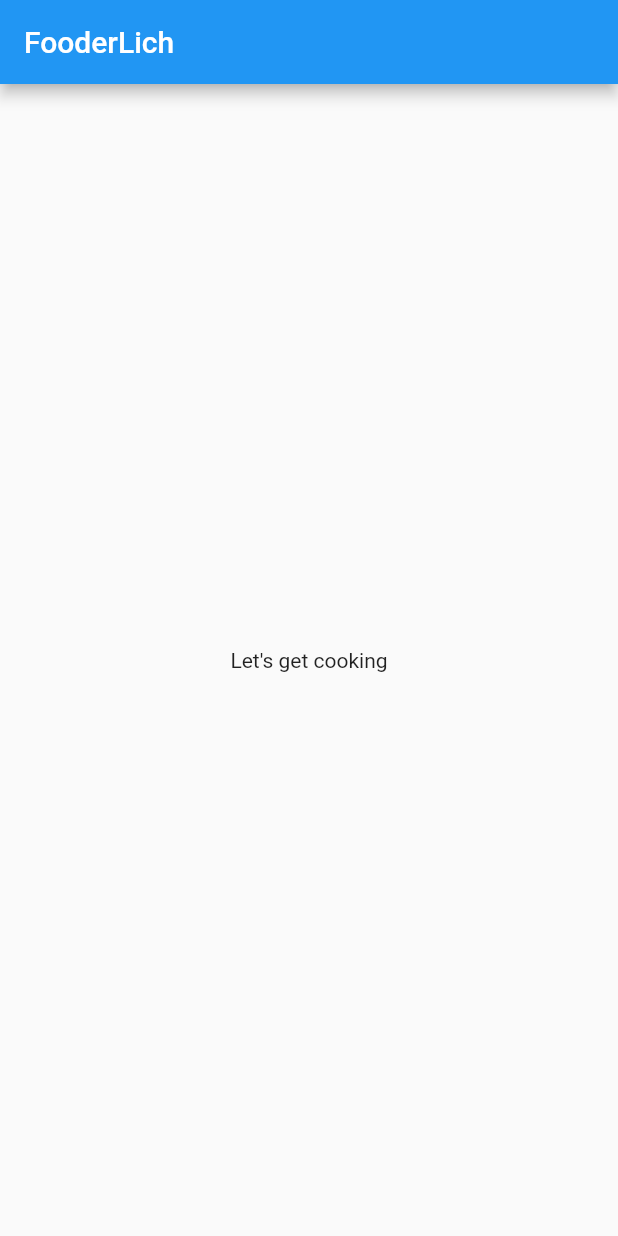
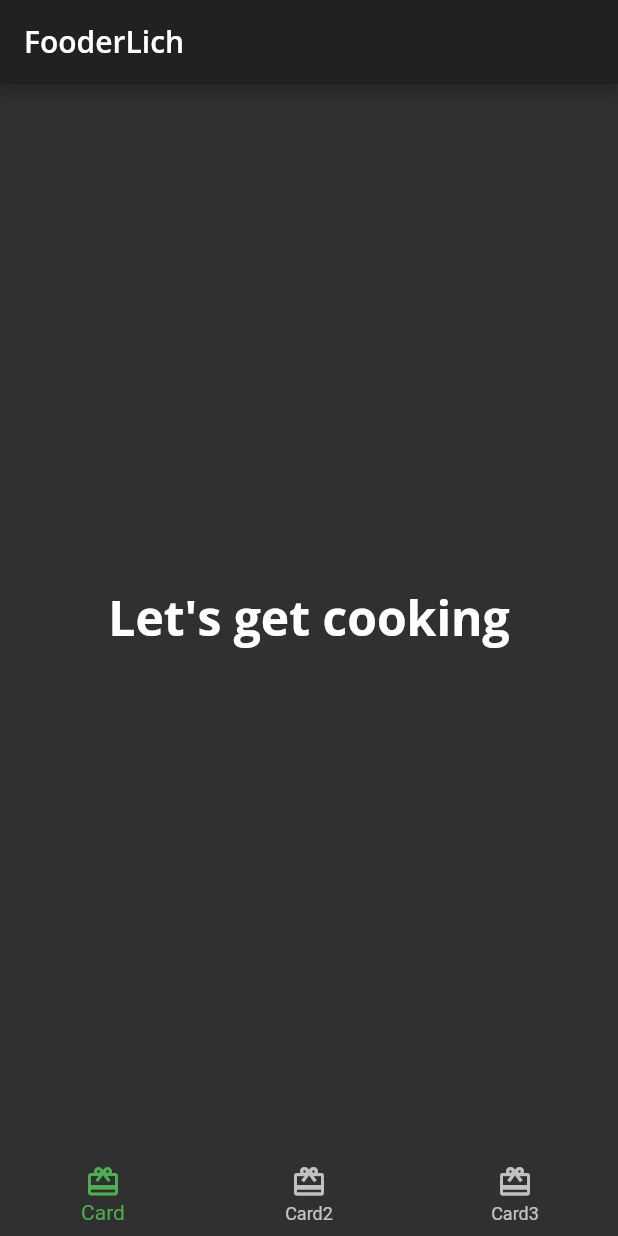
Before and after one commit to jognagram/fooderApp, a Flutter app: the screen it shows after launch, on a phone screen of 412 x 824 dp. Run offline on Flutter 3.47's test engine with Material 2 defaults, Android fonts, the phone set to English and light mode, and no system bars; our stand-ins replace google_fonts.

Commit message:
Second-commit

```diff
--- /dev/null
+++ b/lib/fooderlich_theme.dart
@@ -0,0 +1,101 @@
+import 'package:flutter/material.dart';
+import 'package:google_fonts/google_fonts.dart';
+
+class FooderLichTheme{
+  static TextTheme lightTextTheme = TextTheme(
+    bodyText1: GoogleFonts.openSans(
+      fontSize: 14.0,
+      fontWeight: FontWeight.w700,
+      color: Colors.black,
+    ),
+    headline1: GoogleFonts.openSans(
+      fontSize: 32.0,
+      fontWeight: FontWeight.bold,
+      color: Colors.black,
+    ),
+    headline2: GoogleFonts.openSans(
+      fontSize: 21.0,
+      fontWeight: FontWeight.w700,
+      color: Colors.black,
+    ),
+    headline3: GoogleFonts.openSans(
+      fontSize: 16.0,
+      fontWeight: FontWeight.w600,
+      color: Colors.black,
+    ),
+    headline6: GoogleFonts.openSans(
+      fontSize: 20.0,
+      fontWeight: FontWeight.w600,
+      color: Colors.black,
+    ),
+  );
+
+  static TextTheme darkTextTheme = TextTheme(
+    bodyText1: GoogleFonts.openSans(
+      fontSize: 14.0,
+      fontWeight: FontWeight.w700,
+      color: Colors.white,
+    ),
+    headline1: GoogleFonts.openSans(
+      fontSize: 32.0,
+      fontWeight: FontWeight.w700,
+      color: Colors.white,
+    ),
+    headline2: GoogleFonts.openSans(
+      fontSize: 21.0,
+      fontWeight: FontWeight.w700,
+      color: Colors.white,
+    ),
+    headline3: GoogleFonts.openSans(
+      fontSize: 16.0,
+      fontWeight: FontWeight.w600,
+      color: Colors.white,
+    ),
+    headline6: GoogleFonts.openSans(
+      fontSize: 20.0,
+      fontWeight: FontWeight.w600,
+      color: Colors.white,
+    )
+  );
+
+  static ThemeData light() {
+    return ThemeData(
+      brightness: Brightness.light,
+      checkboxTheme: CheckboxThemeData(
+        fillColor: MaterialStateColor.resolveWith((states) {
+          return Colors.black;
+        },),
+      ),
+      appBarTheme: const AppBarTheme(
+        foregroundColor: Colors.black,
+        backgroundColor: Colors.white,
+      ),
+      floatingActionButtonTheme: const FloatingActionButtonThemeData(
+        foregroundColor: Colors.white,
+        backgroundColor: Colors.black,
+      ),
+      bottomNavigationBarTheme: const BottomNavigationBarThemeData(
+        selectedItemColor: Colors.green,
+      ),
+      textTheme: lightTextTheme,
+    );
+  }
+
+  static ThemeData dark() {
+    return ThemeData(
+      brightness: Brightness.dark,
+      appBarTheme: AppBarTheme(
+        foregroundColor: Colors.white,
+        backgroundColor: Colors.grey[900],
+      ),
+      floatingActionButtonTheme: const FloatingActionButtonThemeData(
+        foregroundColor: Colors.white,
+        backgroundColor: Colors.green,
+      ),
+      bottomNavigationBarTheme: const BottomNavigationBarThemeData(
+        selectedItemColor:  Colors.green,
+      ),
+      textTheme: darkTextTheme,
+    );
+  }
+}
--- /dev/null
+++ b/lib/home.dart
@@ -0,0 +1,47 @@
+import 'package:flutter/material.dart';
+
+class Home extends StatefulWidget {
+  const Home({Key? key}) : super(key: key);
+
+  @override
+  _HomeState createState() => _HomeState();
+}
+
+class _HomeState extends State<Home> {
+  @override
+  Widget build(BuildContext context) {
+    return Scaffold(
+      appBar: AppBar(
+        title: Text(
+          'FooderLich',
+          style: Theme.of(context).textTheme.headline6,
+        ),
+      ),
+      bottomNavigationBar: BottomNavigationBar(
+        selectedItemColor: Theme.of(context).textSelectionTheme.selectionColor,
+        items: <BottomNavigationBarItem>[
+          const BottomNavigationBarItem(
+            icon: Icon(Icons.card_giftcard),
+            label: 'Card',
+          ),
+
+          const BottomNavigationBarItem(
+            icon: Icon(Icons.card_giftcard),
+            label: 'Card2',
+          ),
+
+          const BottomNavigationBarItem(
+            icon: Icon(Icons.card_giftcard),
+            label: 'Card3',
+          )
+        ],
+      ),
+      body: Center(
+        child: Text(
+          'Let\'s get cooking',
+          style: Theme.of(context).textTheme.headline1,
+        ),
+      ),
+    );
+  }
+}
--- a/lib/main.dart
+++ b/lib/main.dart
@@ -1,4 +1,6 @@
 import 'package:flutter/material.dart';
+import 'fooderlich_theme.dart';
+import 'home.dart';
 
 void main(){
   runApp(const FooderLich());
@@ -9,17 +11,12 @@ class FooderLich extends StatelessWidget {
 
   @override
   Widget build(BuildContext context) {
+    final theme = FooderLichTheme.dark();
     return MaterialApp(
       debugShowCheckedModeBanner: false,
       title: 'FooderLich',
-      home: Scaffold(
-        appBar: AppBar(
-          title: const Text('FooderLich'),
-        ),
-        body: const Center(
-          child: Text('Let\'s get cooking'),
-        ),
-      ),
+      theme: theme,
+      home: const Home(),
     );
   }
 }
--- a/pubspec.yaml
+++ b/pubspec.yaml
@@ -34,6 +34,7 @@ dependencies:
   # The following adds the Cupertino Icons font to your application.
   # Use with the CupertinoIcons class for iOS style icons.
   cupertino_icons: ^1.0.2
+  google_fonts: ^2.1.0
 
 dev_dependencies:
   flutter_test:
```
Also changed, not shown: assets/author_katz.jpeg (added), assets/mag1.png (added), assets/mag2.png (added), assets/mag3.png (added), assets/mag4.png (added), assets/mag5.png (added), pubspec.lock.
